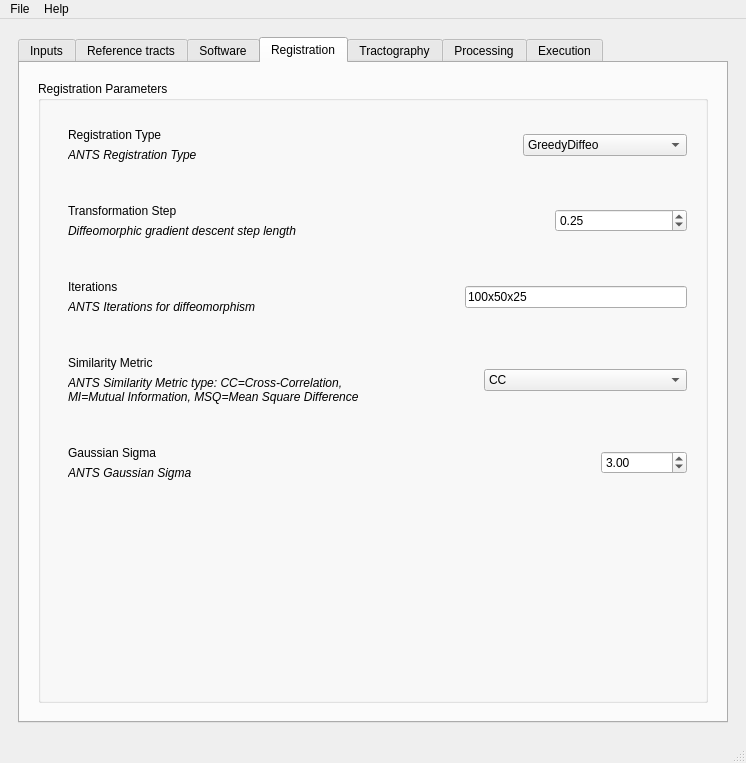
Old version of the form AutoTract.ui in the repository wendyuu/AutoTract.
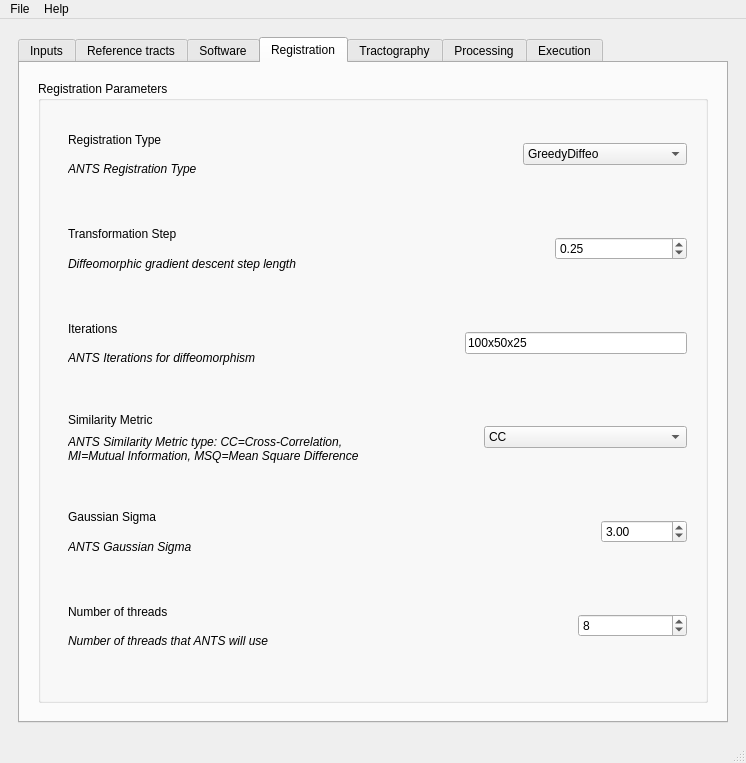
New version of the form. The open tabs and pages were chosen to show the change. Icons and pictures are not drawn.

Commit message: ENH: Registration tab has a field for the number of threads reserved for ANTS. Wait after registration step added for killdevil.

Diff of the .ui file:
```diff
--- a/AutoTract.ui
+++ b/AutoTract.ui
@@ -719,17 +719,45 @@
                </widget>
               </item>
               <item>
-               <spacer name="verticalSpacer_4">
-                <property name="orientation">
-                 <enum>Qt::Vertical</enum>
-                </property>
-                <property name="sizeHint" stdset="0">
-                 <size>
-                  <width>20</width>
-                  <height>40</height>
-                 </size>
-                </property>
-               </spacer>
+               <widget class="QWidget" name="widget_24" native="true">
+                <layout class="QHBoxLayout" name="horizontalLayout_5" stretch="0,0">
+                 <property name="spacing">
+                  <number>300</number>
+                 </property>
+                 <item>
+                  <widget class="QWidget" name="widget_25" native="true">
+                   <layout class="QVBoxLayout" name="verticalLayout_31">
+                    <item>
+                     <widget class="QLabel" name="nb_threads_label">
+                      <property name="text">
+                       <string>Number of threads</string>
+                      </property>
+                     </widget>
+                    </item>
+                    <item>
+                     <widget class="QLabel" name="nb_threads_descr_label">
+                      <property name="font">
+                       <font>
+                        <italic>true</italic>
+                       </font>
+                      </property>
+                      <property name="text">
+                       <string>Number of threads that ANTS will use</string>
+                      </property>
+                     </widget>
+                    </item>
+                   </layout>
+                  </widget>
+                 </item>
+                 <item>
+                  <widget class="QSpinBox" name="para_nb_threads_spinBox">
+                   <property name="value">
+                    <number>8</number>
+                   </property>
+                  </widget>
+                 </item>
+                </layout>
+               </widget>
               </item>
              </layout>
             </widget>
```
Left out of the diff: 2 changed lines with no effect on the pictures. The commit also changes 3 other files.
